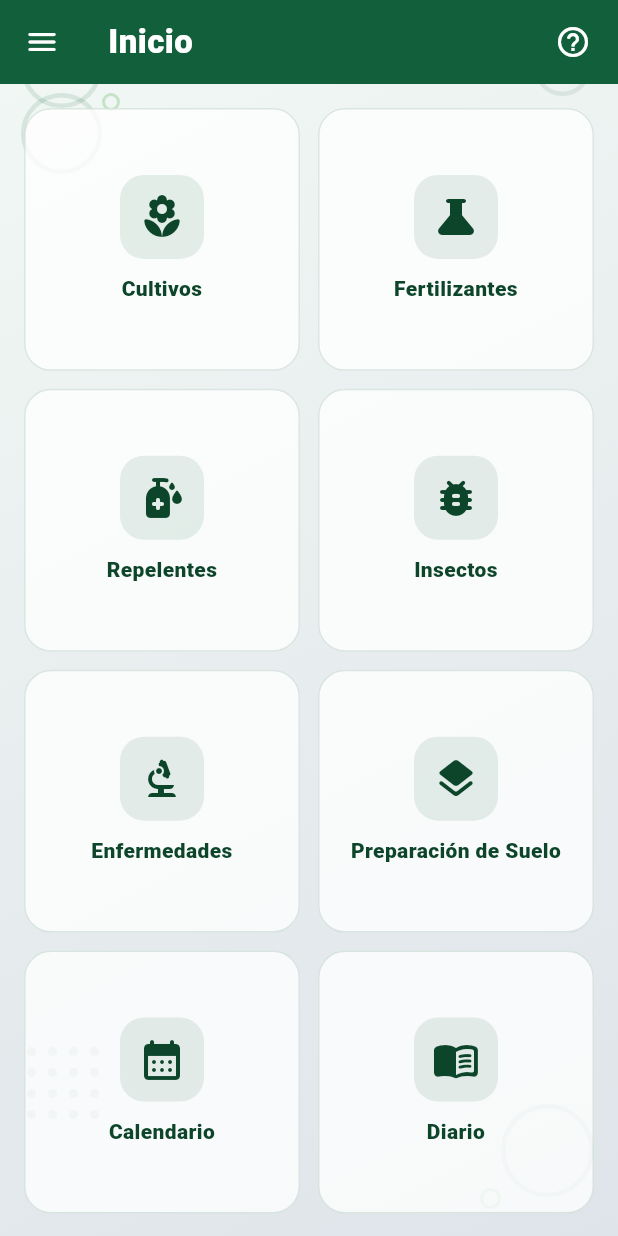
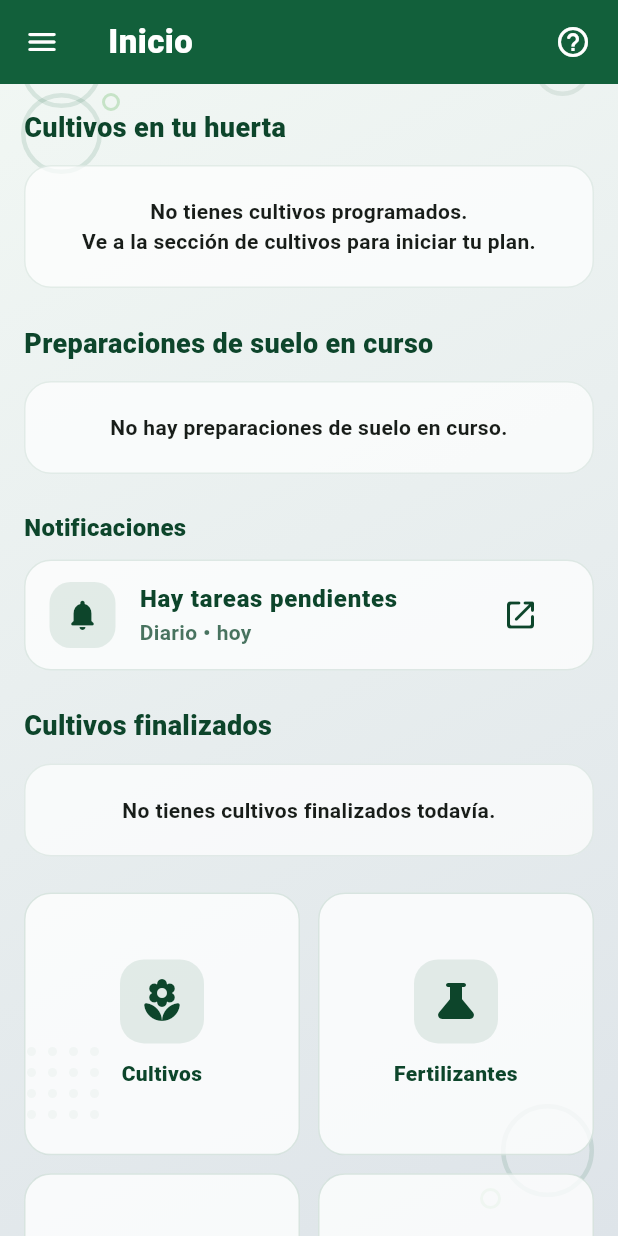
Before and after one commit to hildaalvarado-ux/Ra-ces-Dig-tales, a Flutter app: the DashboardPage screen opened directly with empty values, on a phone screen of 412 x 824 dp. Run offline on Flutter 3.47's test engine with Material 3 defaults, Android fonts, the phone set to English and light mode, and no system bars; our stand-ins replace device_info_plus, drift, file_picker, flutter_local_notifications, image_picker, permission_handler and 3 more; accounts and stored records are empty; generated files the repository leaves out were written again; statements that could not run were skipped.

Commit message:
fix: reorganizar dashboard y automatizar finalización de cosecha
- Reordenar secciones del Dashboard: Cultivos activos, Preparaciones de suelo, Notificaciones, y Cultivos finalizados.
- Automatizar la finalización del plan de cultivo al completar la tarea de cosecha.
- Vincular el icono de ayuda a la página de Ayuda.
- Añadir sección de "Cultivos finalizados" al Dashboard.

Co-authored-by: hildaalvarado-ux <210755048+hildaalvarado-ux@users.noreply.github.com>

```diff
--- a/lib/dashboard.dart
+++ b/lib/dashboard.dart
@@ -16,6 +16,7 @@ import 'datos/plagas.dart';
 import 'datos/enfermedades.dart';
 import 'datos/pesticidas.dart';
 import 'datos/calendario.dart';
+import 'datos/ayuda.dart';
 import 'datos/notificaciones.dart';
 import 'datos/diario.dart';
 import 'datos/creditos.dart';
@@ -417,8 +418,10 @@ class _DashboardPageState extends State<DashboardPage> {
                       // En móvil, solo dejamos el botón ayuda (opcional)
                       IconButton(
                         tooltip: 'Ayuda',
-                        onPressed: () => ScaffoldMessenger.of(context).showSnackBar(
-                          const SnackBar(content: Text('Próximamente: ayuda')),
+                        onPressed: () => Navigator.of(context).push(
+                          MaterialPageRoute(
+                            builder: (_) => const AyudaPage(),
+                          ),
                         ),
                         icon: const Icon(Icons.help_outline_rounded),
                       ),
@@ -449,27 +452,7 @@ class _DashboardPageState extends State<DashboardPage> {
     return Column(
       crossAxisAlignment: CrossAxisAlignment.start,
       children: [
-        GridView(
-          shrinkWrap: true,
-          physics: const NeverScrollableScrollPhysics(),
-          gridDelegate: SliverGridDelegateWithFixedCrossAxisCount(
-            crossAxisCount: gridCount,
-            crossAxisSpacing: 12,
-            mainAxisSpacing: 12,
-            childAspectRatio: aspect,
-          ),
-          children: [
-            _DashboardTile(label: 'Cultivos', icon: Icons.local_florist_rounded, onTap: () => _openFeature('Cultivos')),
-            _DashboardTile(label: 'Fertilizantes', icon: Icons.science_rounded, onTap: () => _openFeature('Fertilizantes')),
-            _DashboardTile(label: 'Repelentes', icon: Icons.sanitizer_rounded, onTap: () => _openFeature('Repelentes')),
-            _DashboardTile(label: 'Insectos', icon: Icons.bug_report_rounded, onTap: () => _openFeature('Insectos')),
-            _DashboardTile(label: 'Enfermedades', icon: Icons.biotech_rounded, onTap: () => _openFeature('Enfermedades')),
-            _DashboardTile(label: 'Preparación de Suelo', icon: Icons.layers_rounded, onTap: () => _openFeature('PreparacionSuelo')),
-            _DashboardTile(label: 'Calendario', icon: Icons.calendar_month_rounded, onTap: () => _openFeature('Calendario')),
-            _DashboardTile(label: 'Diario', icon: Icons.menu_book_rounded, onTap: () => _openFeature('Diario')),
-          ],
-        ),
-        const SizedBox(height: 24),
+        // 1️⃣ Cultivos en tu huerta
         Text('Cultivos en tu huerta', style: TextStyle(color: AppColors.greenDarker, fontWeight: FontWeight.w900, fontSize: 18)),
         const SizedBox(height: 12),
         FutureBuilder<List<CropPlan>>(
@@ -562,21 +545,8 @@ class _DashboardPageState extends State<DashboardPage> {
           },
         ),
         const SizedBox(height: 24),
-        Text(
-          'Notificaciones',
-          style: TextStyle(
-            color: AppColors.greenDarker,
-            fontWeight: FontWeight.w900,
-            fontSize: 16,
-          ),
-        ),
-        const SizedBox(height: 10),
-        _NotificationCard(
-          title: 'Hay tareas pendientes',
-          subtitle: 'Diario • hoy',
-          onOpen: () => _openFeature('Notificaciones'),
-        ),
-        const SizedBox(height: 24),
+
+        // 2️⃣ Preparaciones de suelo en curso
         Text('Preparaciones de suelo en curso', style: TextStyle(color: AppColors.greenDarker, fontWeight: FontWeight.w900, fontSize: 18)),
         const SizedBox(height: 12),
         FutureBuilder<List<SoilPreparation>>(
@@ -648,6 +618,113 @@ class _DashboardPageState extends State<DashboardPage> {
                           Text(tasks.timeRemainingMessage, style: const TextStyle(fontWeight: FontWeight.w900, fontSize: 11, color: AppColors.greenDark)),
                         ],
                       ),
+                    ],
+                  ),
+                );
+              }).toList(),
+            );
+          },
+        ),
+        const SizedBox(height: 24),
+
+        // 3️⃣ Notificaciones
+        Text(
+          'Notificaciones',
+          style: TextStyle(
+            color: AppColors.greenDarker,
+            fontWeight: FontWeight.w900,
+            fontSize: 16,
+          ),
+        ),
+        const SizedBox(height: 10),
+        _NotificationCard(
+          title: 'Hay tareas pendientes',
+          subtitle: 'Diario • hoy',
+          onOpen: () => _openFeature('Notificaciones'),
+        ),
+        const SizedBox(height: 24),
+
+        // 4️⃣ Cultivos finalizados
+        _buildFinalizedCropsSection(),
+
+        const SizedBox(height: 24),
+        GridView(
+          shrinkWrap: true,
+          physics: const NeverScrollableScrollPhysics(),
+          gridDelegate: SliverGridDelegateWithFixedCrossAxisCount(
+            crossAxisCount: gridCount,
+            crossAxisSpacing: 12,
+            mainAxisSpacing: 12,
+            childAspectRatio: aspect,
+          ),
+          children: [
+            _DashboardTile(label: 'Cultivos', icon: Icons.local_florist_rounded, onTap: () => _openFeature('Cultivos')),
+            _DashboardTile(label: 'Fertilizantes', icon: Icons.science_rounded, onTap: () => _openFeature('Fertilizantes')),
+            _DashboardTile(label: 'Repelentes', icon: Icons.sanitizer_rounded, onTap: () => _openFeature('Repelentes')),
+            _DashboardTile(label: 'Insectos', icon: Icons.bug_report_rounded, onTap: () => _openFeature('Insectos')),
+            _DashboardTile(label: 'Enfermedades', icon: Icons.biotech_rounded, onTap: () => _openFeature('Enfermedades')),
+            _DashboardTile(label: 'Preparación de Suelo', icon: Icons.layers_rounded, onTap: () => _openFeature('PreparacionSuelo')),
+            _DashboardTile(label: 'Calendario', icon: Icons.calendar_month_rounded, onTap: () => _openFeature('Calendario')),
+            _DashboardTile(label: 'Diario', icon: Icons.menu_book_rounded, onTap: () => _openFeature('Diario')),
+          ],
+        ),
+      ],
+    );
+  }
+
+  Widget _buildFinalizedCropsSection() {
+    return Column(
+      crossAxisAlignment: CrossAxisAlignment.start,
+      children: [
+        Text('Cultivos finalizados', style: TextStyle(color: AppColors.greenDarker, fontWeight: FontWeight.w900, fontSize: 18)),
+        const SizedBox(height: 12),
+        FutureBuilder<List<CropPlan>>(
+          future: appDb.getFinalizedCropPlans(widget.userId),
+          builder: (context, snapshot) {
+            if (!snapshot.hasData || snapshot.data!.isEmpty) {
+              return Container(
+                width: double.infinity,
+                padding: const EdgeInsets.all(20),
+                decoration: BoxDecoration(color: Colors.white.withOpacity(0.7), borderRadius: BorderRadius.circular(18), border: Border.all(color: AppColors.greenDark.withOpacity(0.1))),
+                child: const Text('No tienes cultivos finalizados todavía.', textAlign: TextAlign.center, style: TextStyle(fontWeight: FontWeight.w600)),
+              );
+            }
+            final plans = snapshot.data!;
+            return Column(
+              children: plans.map((plan) {
+                final cultivoData = jsonDecode(plan.payloadJson);
+
+                return Container(
+                  margin: const EdgeInsets.only(bottom: 12),
+                  padding: const EdgeInsets.all(16),
+                  decoration: BoxDecoration(
+                    color: Colors.white.withOpacity(0.85),
+                    borderRadius: BorderRadius.circular(18),
+                    border: Border.all(color: Colors.grey.withOpacity(0.3), width: 2),
+                  ),
+                  child: Row(
+                    children: [
+                      CircleAvatar(
+                        backgroundColor: Colors.grey.withOpacity(0.2),
+                        child: ClipOval(
+                          child: SizedBox(
+                            width: 40,
+                            height: 40,
+                            child: _buildCropImage(cultivoData['imagePath'], cultivoData['imagen'] ?? ''),
+                          ),
+                        ),
+                      ),
+                      const SizedBox(width: 12),
+                      Expanded(
+                        child: Column(
+                          crossAxisAlignment: CrossAxisAlignment.start,
+                          children: [
+                            Text(plan.nickname ?? plan.cropName, style: const TextStyle(fontWeight: FontWeight.w900, fontSize: 16, color: AppColors.greenDarker)),
+                            const Text('Cosechado / Finalizado', style: TextStyle(fontWeight: FontWeight.w700, fontSize: 12, color: Colors.grey)),
+                          ],
+                        ),
+                      ),
+                      const Icon(Icons.check_circle_rounded, color: AppColors.greenDark),
                     ],
                   ),
                 );
```
Also changed, not shown: lib/data/app_database.dart (+10 -1 lines), lib/datos/calendario.dart (+4 -22 lines).
